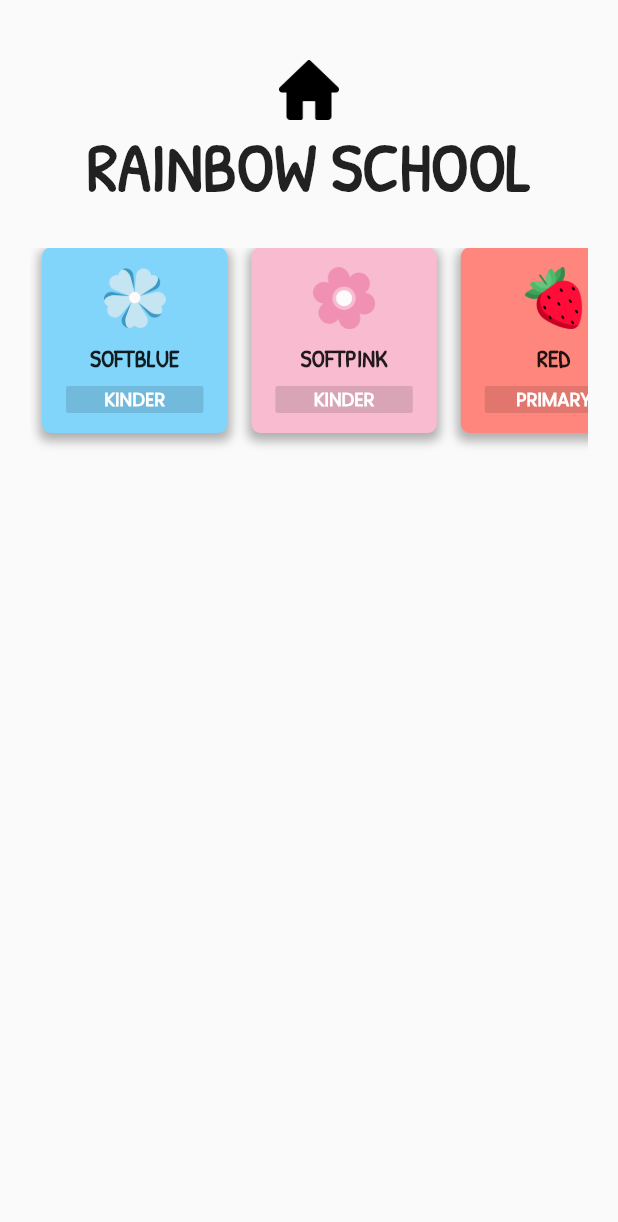
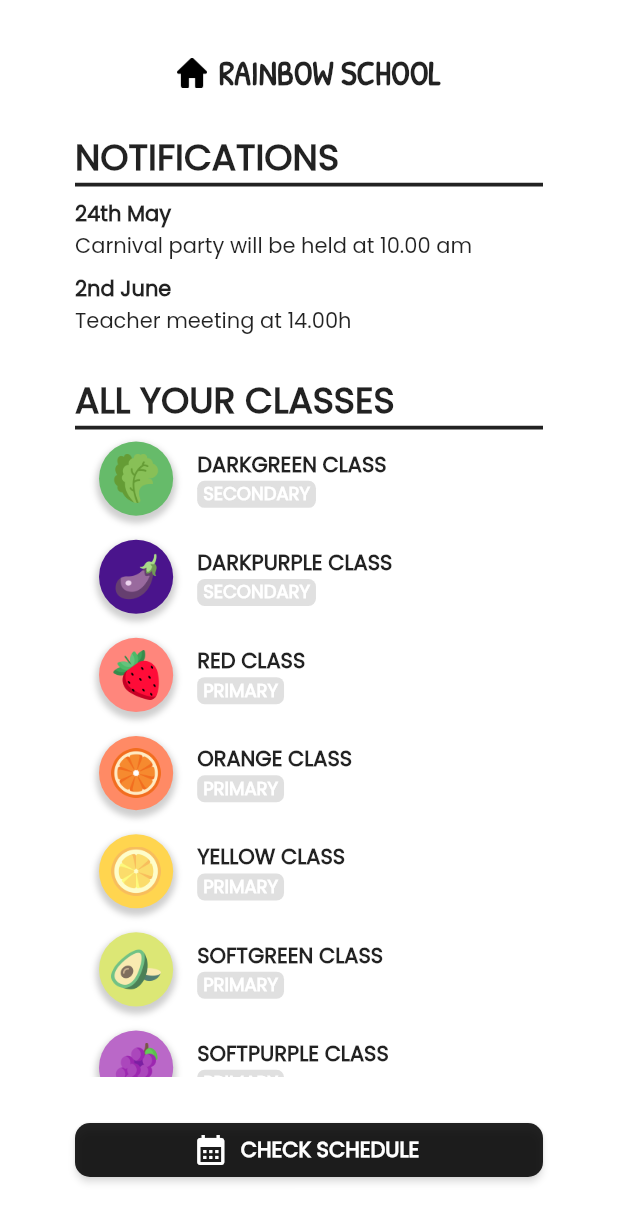
Before and after one commit to AngelaDevDesign/Rainbow-School, a Flutter app: the screen it shows after launch, on a phone screen of 412 x 824 dp. Shown: the top 1222 px of the screen. Run offline on Flutter 3.47's test engine with Material 2 defaults, Android fonts, the phone set to English and light mode, and no system bars.

Commit message:
1.3
Final UI design

```diff
--- a/lib/classes/pages/class_page.dart
+++ b/lib/classes/pages/class_page.dart
@@ -39,12 +39,6 @@ class _ClassPageState extends State<ClassPage> {
             padding: const EdgeInsets.all(PAGEMARGIN),
             child: Column(
               children: [
-                Row(
-                  mainAxisAlignment: MainAxisAlignment.start,
-                  children: [
-                    iconButton(icon: BACK, color: Colors.black87, page: const HomePage(), context: context),
-                  ],
-                ),
                 ImageBox(img: widget.classStudent.img, size: 0.15),
                 textStyle(
                     text: '${widget.classStudent.className.toUpperCase()} CLASS',
@@ -55,7 +49,14 @@ class _ClassPageState extends State<ClassPage> {
                 const SizedBox(height: ELEMENTMARGIN),
                 classCategoryBox(widget.classStudent.classCategory, context),
                 const SizedBox(height: ELEMENTMARGIN),
-                ListViewStudents(classStudent: widget.classStudent)
+                ListViewStudents(classStudent: widget.classStudent),
+                const SizedBox(height: ELEMENTMARGIN),
+                Row(
+                  mainAxisAlignment: MainAxisAlignment.end,
+                  children: [
+                    iconButton(icon: BACK, color: Colors.white, page: const HomePage(), context: context),
+                  ],
+                ),
               ],
             ),
           ),
--- a/lib/classes/widgets/student_box.dart
+++ b/lib/classes/widgets/student_box.dart
@@ -20,7 +20,7 @@ class StudentBox extends StatelessWidget {
     return InkWell(
       child: Container(
           padding: const EdgeInsets.all(ELEMENTMARGIN),
-          decoration: boxDecoration(color: Colors.white, opacity: 0.3),
+          decoration: boxDecoration(radius: BOXRADIUS/2, color: Colors.white, opacity: 0.3),
           child: Row(
             children: [
               const Icon(Icons.person, color: Colors.black),
--- a/lib/home/pages/home_page.dart
+++ b/lib/home/pages/home_page.dart
@@ -1,6 +1,7 @@
 import 'package:flutter/material.dart';
 import 'package:lista_clase_colegio/shared/utils/global_variables/text.dart';
 import 'package:lista_clase_colegio/shared/utils/global_variables/theme.dart';
+import 'package:lista_clase_colegio/shared/utils/style/box_style.dart';
 import 'package:lista_clase_colegio/shared/widgets/style/text.dart';
 import '../../shared/domains/class_students.dart';
 import '../../shared/utils/global_variables/style.dart';
@@ -17,6 +18,36 @@ class _HomePageState extends State<HomePage> {
   List<Widget> allClasses = [
     ClassBox(
         classStudents: ClassStudents(
+            className: 'darkgreen',
+            img: 'ensalada.png',
+            classCategory: 'SECONDARY')),
+    ClassBox(
+        classStudents: ClassStudents(
+            className: 'darkpurple',
+            img: 'berenjenas.png',
+            classCategory: 'SECONDARY')),
+    ClassBox(
+      classStudents: ClassStudents(
+          className: 'red', img: 'fresa.png', classCategory: 'PRIMARY'),
+    ),
+    ClassBox(
+        classStudents: ClassStudents(
+            className: 'orange',
+            img: 'rodaja-de-naranja.png',
+            classCategory: 'PRIMARY')),
+    ClassBox(
+        classStudents: ClassStudents(
+            className: 'yellow', img: 'lemon.png', classCategory: 'PRIMARY')),
+    ClassBox(
+        classStudents: ClassStudents(
+            className: 'softgreen',
+            img: 'aguacate.png',
+            classCategory: 'PRIMARY')),
+    ClassBox(
+        classStudents: ClassStudents(
+            className: 'softpurple', img: 'uva.png', classCategory: 'PRIMARY')),
+    ClassBox(
+        classStudents: ClassStudents(
             className: 'softblue',
             img: 'blue_flower.png',
             classCategory: 'KINDER')),
@@ -25,79 +56,86 @@ class _HomePageState extends State<HomePage> {
             className: 'softpink',
             img: 'pink_flower.png',
             classCategory: 'KINDER')),
-    ClassBox(
-      classStudents: ClassStudents(
-          className: 'red',
-          img: 'fresa.png',
-          classCategory: 'PRIMARY'),
-    ),
-    ClassBox(
-        classStudents: ClassStudents(
-            className: 'orange',
-            img: 'rodaja-de-naranja.png',
-            classCategory: 'PRIMARY')),
-    ClassBox(
-        classStudents: ClassStudents(
-            className: 'yellow',
-            img: 'lemon.png',
-            classCategory: 'PRIMARY')),
-    ClassBox(
-        classStudents: ClassStudents(
-            className: 'softgreen',
-            img: 'aguacate.png',
-            classCategory: 'PRIMARY')),
-    ClassBox(
-        classStudents: ClassStudents(
-            className: 'softpurple',
-            img: 'uva.png',
-            classCategory: 'PRIMARY')),
-    ClassBox(
-        classStudents: ClassStudents(
-            className: 'darkgreen',
-            img: 'ensalada.png',
-            classCategory: 'SECONDARY')),
-    ClassBox(
-        classStudents: ClassStudents(
-            className: 'darkpurple',
-            img: 'berenjenas.png',
-            classCategory: 'SECONDARY'))
   ];
 
   @override
   Widget build(BuildContext context) {
     return SafeArea(
       child: Scaffold(
-          body: Container(
-              /*decoration: const BoxDecoration(
-                image: DecorationImage(
-                    image: AssetImage("assets/images/arco_iris_22.png"),
-                    fit: BoxFit.cover),
-              ),*/
-              child: Padding(
-                padding: const EdgeInsets.symmetric(
-                    vertical: PAGEMARGIN, horizontal: PAGEMARGIN / 2),
-                child: Column(
+          backgroundColor: Colors.white,
+          body: Padding(
+            padding: const EdgeInsets.symmetric(
+                vertical: PAGEMARGIN / 1.5, horizontal: PAGEMARGIN),
+            child: Column(
+              crossAxisAlignment: CrossAxisAlignment.start,
+              children: [
+                Row(
+                  mainAxisAlignment: MainAxisAlignment.center,
                   children: [
                     SizedBox(
                       child: Image.asset("assets/images/hogar.png"),
-                      height: 40.0,
+                      height: 20.0,
                     ),
+                    const SizedBox(width: ELEMENTMARGIN),
                     textStyle(
                         text: TITLEHOME,
-                        fontSize: TITLESIZE,
+                        fontSize: TITLESIZE / 2,
                         fontFamily: TITLEFONT,
                         fontColor: TITLECOLOR,
                         weight: FontWeight.bold),
-                    const SizedBox(height: ELEMENTMARGIN * 3),
+                  ],
+                ),
+                const SizedBox(height: ELEMENTMARGIN * 3),
+                textStyle(
+                    text: 'NOTIFICATIONS',
+                    fontSize: BIGHEADERSIZE,
+                    weight: FontWeight.bold),
+                const Divider(color: Colors.black87, thickness: 2.5, height: 1),
+                Column(
+                  crossAxisAlignment: CrossAxisAlignment.start,
+                  children: [
+                    const SizedBox(height: ELEMENTMARGIN),
+                    textStyle(text: '24th May', weight: FontWeight.bold),
+                    const Text('Carnival party will be held at 10.00 am'),
+                    const SizedBox(height: ELEMENTMARGIN),
+                    textStyle(text: '2nd June', weight: FontWeight.bold),
+                    const Text('Teacher meeting at 14.00h')
+                  ],
+                ),
+                const SizedBox(height: PAGEMARGIN / 2),
+                textStyle(
+                    text: 'ALL YOUR CLASSES',
+                    fontSize: BIGHEADERSIZE,
+                    weight: FontWeight.bold),
+                const Divider(color: Colors.black87, thickness: 2.5, height: 1),
+                Expanded(
+                  child: ListView(shrinkWrap: true, children: allClasses),
+                ),
+                const SizedBox(height: PAGEMARGIN / 2),
+                Row(
+                  mainAxisAlignment: MainAxisAlignment.center,
+                  children: [
                     Expanded(
-                      child: ListView(
-                          shrinkWrap: true,
-                          children: allClasses,
-                          scrollDirection: Axis.horizontal),
+                      child: ElevatedButton.icon(
+                          icon: const Icon(Icons.calendar_month),
+                          label: textStyle(
+                              text: 'CHECK SCHEDULE',
+                              weight: FontWeight.bold,
+                              fontColor: Colors.white),
+                          style: ElevatedButton.styleFrom(
+                            primary: Colors.black87,
+                            shadowColor: Colors.white,
+                            shape: RoundedRectangleBorder(
+                              borderRadius: BorderRadius.circular(BOXRADIUS / 2),
+                            ),
+                          ),
+                          onPressed: () {}),
                     ),
                   ],
                 ),
-              ))),
+              ],
+            ),
+          )),
     );
   }
 }
--- a/lib/home/widgets/class_box.dart
+++ b/lib/home/widgets/class_box.dart
@@ -24,33 +24,40 @@ class ClassBox extends StatefulWidget {
 class _ClassBoxState extends State<ClassBox> {
   @override
   Widget build(BuildContext context) {
-    return Padding(
-      padding: const EdgeInsets.only(bottom: ELEMENTMARGIN),
-      child: Column(
+    return Container(
+      margin: const EdgeInsets.symmetric(vertical: ELEMENTMARGIN),
+      decoration: boxDecoration(radius: BOXRADIUS),
+      child: MaterialButton(
+          child: Row(
+            mainAxisAlignment: MainAxisAlignment.start,
             children: [
               Container(
-            margin: const EdgeInsets.symmetric(horizontal: 8.0),
-            width: MediaQuery.of(context).size.width * 0.3,
-            height: MediaQuery.of(context).size.width * 0.3,
+                width: MediaQuery.of(context).size.width * 0.12,
+                height: MediaQuery.of(context).size.width * 0.12,
                 decoration: boxDecoration(
-                radius: BOXRADIUS,
+                    radius: BOXRADIUS * 2,
                     color: colors[widget.classStudents.className]!,
-                opacity: 0.3),
-            child: MaterialButton(
-                child: Column(
-                  mainAxisAlignment: MainAxisAlignment.center,
-                  crossAxisAlignment: CrossAxisAlignment.center,
+                    blurRadius: 3.0,
+                    opacity: 0.5),
+                child: Center(
+                    child: SizedBox(
+                        width: MediaQuery.of(context).size.width * 0.08,
+                        height: MediaQuery.of(context).size.width * 0.08,
+                        child: Image.asset(
+                            'assets/images/${widget.classStudents.img}'))),
+              ),
+              const SizedBox(width: ELEMENTMARGIN * 2),
+              Column(
+                crossAxisAlignment: CrossAxisAlignment.start,
                 children: [
-                    ImageBox(img: widget.classStudents.img, size: ICONSIZE),
                   textStyle(
-                        text: widget.classStudents.className.toUpperCase(),
-                        fontSize: HEADERSIZE,
-                        fontFamily: TITLEFONT,
-                        align: 'center',
+                      text:
+                          '${widget.classStudents.className.toUpperCase()} CLASS',
+                      fontSize: SMALLHEADERSIZE,
                       weight: FontWeight.bold),
-                    SizedBox(height: ELEMENTMARGIN),
-                    classCategoryBox(
-                        widget.classStudents.classCategory, context)
+                  classCategoryBox(widget.classStudents.classCategory, context)
+                ],
+              )
             ],
           ),
           onPressed: () {
@@ -58,9 +65,6 @@ class _ClassBoxState extends State<ClassBox> {
                 page: ClassPage(classStudent: widget.classStudents),
                 context: context);
           }),
-          ),
-        ],
-      ),
     );
   }
 }
--- a/lib/shared/utils/global_variables/style.dart
+++ b/lib/shared/utils/global_variables/style.dart
@@ -1,3 +1,3 @@
-const double BOXRADIUS = 6.0;
-const double PAGEMARGIN = 40.0;
+const double BOXRADIUS = 20.0;
+const double PAGEMARGIN = 50.0;
 const double ELEMENTMARGIN = 8.0;
--- a/lib/shared/utils/style/box_style.dart
+++ b/lib/shared/utils/style/box_style.dart
@@ -8,7 +8,7 @@ BoxDecoration boxDecoration(
     {double radius = BOXRADIUS,
       Color color = Colors.white,
       Color? borderColor,
-      double borderWidth = 3.0, double? opacity}) {
+      double borderWidth = 3.0, double? opacity, double blurRadius = 5.0}) {
   return BoxDecoration(
       borderRadius: BorderRadius.circular(radius),
       border: borderColor != null ? Border.all(
@@ -16,17 +16,17 @@ BoxDecoration boxDecoration(
         width: borderWidth,
       ) : null,
       color: color,
-      boxShadow: opacity != null ? boxShadow(opacity) : null
+      boxShadow: opacity != null ? boxShadow(opacity, blurRadius) : null
   );
 }
 
-List<BoxShadow> boxShadow(double opacity) {
+List<BoxShadow> boxShadow(double opacity, double blurRadius) {
   return [
     BoxShadow(
-      color: Colors.black87.withOpacity(opacity),
+      color: Colors.grey.withOpacity(opacity),
       spreadRadius: 2,
-      blurRadius: 5,
-      offset: Offset(0, 3), // changes position of shadow
+      blurRadius: blurRadius,
+      offset: const Offset(0, 3), // changes position of shadow
     ),
   ];
 }
--- a/lib/shared/widgets/class_category_box.dart
+++ b/lib/shared/widgets/class_category_box.dart
@@ -1,6 +1,5 @@
 import 'package:flutter/material.dart';
 import 'package:lista_clase_colegio/shared/widgets/style/text.dart';
-
 import '../utils/global_variables/icons.dart';
 import '../utils/global_variables/style.dart';
 import '../utils/global_variables/text.dart';
@@ -12,7 +11,7 @@ Container classCategoryBox(String? classCategory, BuildContext context) {
     child: classCategory != null
         ? Center(
         child: Padding(
-          padding: const EdgeInsets.symmetric(horizontal: 2.0),
+          padding: const EdgeInsets.symmetric(horizontal: ELEMENTMARGIN/2),
           child: textStyle(
               text: classCategory,
               fontSize: PARAGRAPHTEXT,
--- a/lib/students/pages/student_page.dart
+++ b/lib/students/pages/student_page.dart
@@ -6,7 +6,6 @@ import '../../shared/domains/class_students.dart';
 import '../../shared/utils/global_variables/icons.dart';
 import '../../shared/utils/global_variables/style.dart';
 import '../../shared/utils/global_variables/text.dart';
-import '../../shared/utils/global_variables/theme.dart';
 import '../../shared/widgets/icon_button.dart';
 import '../widgets/student_card.dart';
 
@@ -36,17 +35,6 @@ class _StudentPageState extends State<StudentPage> {
                 child: Column(
                   crossAxisAlignment: CrossAxisAlignment.center,
                   children: [
-                    Row(
-                      mainAxisAlignment: MainAxisAlignment.start,
-                      children: [
-                        iconButton(
-                            icon: BACK,
-                            color: Colors.black87,
-                            page:
-                                ClassPage(classStudent: widget.classStudent),
-                            context: context),
-                      ],
-                    ),
                     const Icon(Icons.person,
                         color: Colors.black87, size: 60.0),
                     textStyle(
@@ -55,6 +43,18 @@ class _StudentPageState extends State<StudentPage> {
                         fontColor: Colors.black87,
                         weight: FontWeight.bold),
                     StudentCard(student: widget.student),
+                    const SizedBox(height: ELEMENTMARGIN),
+                    Row(
+                      mainAxisAlignment: MainAxisAlignment.end,
+                      children: [
+                        iconButton(
+                            icon: BACK,
+                            color: Colors.white,
+                            page:
+                            ClassPage(classStudent: widget.classStudent),
+                            context: context),
+                      ],
+                    ),
                   ],
                 ))));
   }
--- a/lib/students/widgets/student_card.dart
+++ b/lib/students/widgets/student_card.dart
@@ -24,7 +24,7 @@ class _StudentCardState extends State<StudentCard> {
       decoration: BoxDecoration(
         color: Colors.white,
         borderRadius: const BorderRadius.all(Radius.circular(10)),
-        boxShadow: boxShadow(0.3)
+        boxShadow: boxShadow(0.3, 5.0)
       ),
       child: Column(
         crossAxisAlignment: CrossAxisAlignment.start,
```
Also changed, not shown: assets/images/home_background.png (added), lib/schedule/pages/schedule_page.dart (added). Lines whose indentation alone changed are shown as unchanged.
